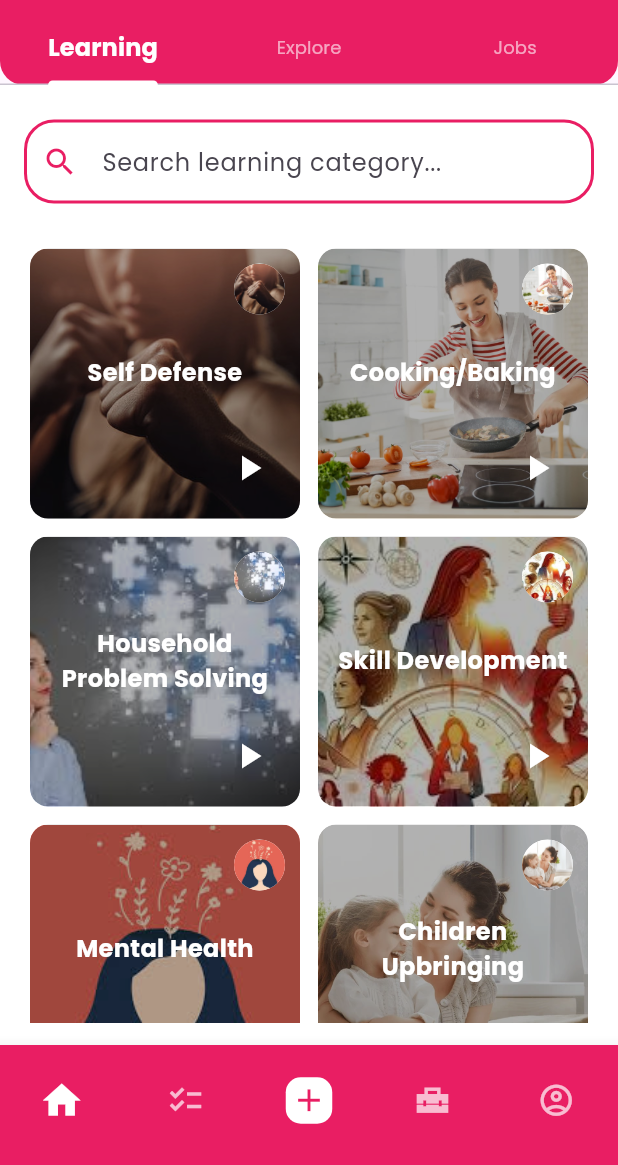
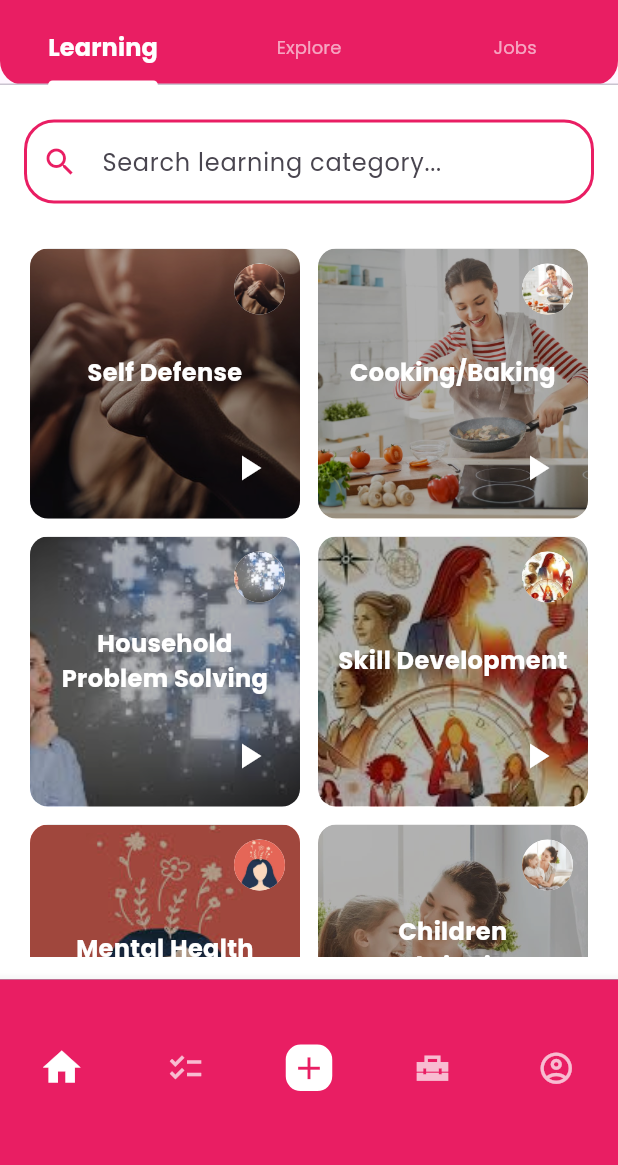
Before and after one commit to faiza2710/HerCompanion, a Flutter app: the BottomNavigationScreen screen opened directly, on a phone screen of 412 x 824 dp, the part 71-1236 px from its top. Run offline on Flutter 3.47's test engine with Material 3 defaults, Android fonts, the phone set to English and light mode, and no system bars; our stand-ins replace another_flutter_splash_screen, audioplayers, cached_network_image, cloud_firestore, confetti, firebase_auth and 16 more; missing offline and left inert: flutter_sound; accounts and stored records are empty.

Commit message:
bottom bar

```diff
--- a/lib/bottom_navigation_screen.dart
+++ b/lib/bottom_navigation_screen.dart
@@ -4,6 +4,7 @@ import 'package:fyp/education/NewHomePage.dart';
 import 'package:fyp/sample.dart';
 import 'package:image_picker/image_picker.dart';
 import 'User_profile.dart';
+import 'community/community_screen.dart';
 import 'todo_screens/home.dart';
 import 'emergency_screens/EmergencyPage.dart';
 
@@ -18,7 +19,7 @@ class _BottomNavigationScreenState extends State<BottomNavigationScreen> {
   static List<Widget> _pages = <Widget>[
     HomePage(),
     TodoListPage(),
-    Sample(),
+    CommunityScreen(),
     HomeServicesPage(),
     // EmergencyPage(),
     UserProfilePage(),
@@ -26,7 +27,10 @@ class _BottomNavigationScreenState extends State<BottomNavigationScreen> {
 
   void _onItemTapped(int index) {
     if (index == 2) {
-      _showModalBottomSheet(); // Show the modal bottom sheet when the "add" button is tapped
+      Navigator.push(
+        context,
+        MaterialPageRoute(builder: (context) => CommunityScreen()),
+      );
     } else {
       setState(() {
         _selectedIndex = index;
@@ -35,73 +39,74 @@ class _BottomNavigationScreenState extends State<BottomNavigationScreen> {
     }
   }
 
-  void _showModalBottomSheet() {
-    showModalBottomSheet(
-      backgroundColor: Colors.pink,
-      context: context,
-      builder: (BuildContext context) {
-        return SizedBox(
-          height: 150,
-          child: Container(
-            padding: EdgeInsets.all(20),
-            child: Column(
-              children: [
-                SizedBox(height: 10),
-                Align(
-                  alignment: Alignment.centerLeft,
-                  child: Text(
-                    'Upload photo',
-                    style: TextStyle(color: Colors.white, fontSize: 15, fontWeight: FontWeight.w500),
-                  ),
-                ),
-                SizedBox(height: 15),
-                InkWell(
-                  onTap: () {
-                    _pickImage(ImageSource.gallery); // Open the gallery
-                  },
-                  child: Row(
-                    children: [
-                      Icon(
-                        Icons.photo_album_outlined,
-                        color: Colors.white,
-                      ),
-                      SizedBox(width: 20),
-                      Text('View photo library', style: TextStyle(color: Colors.white)),
-                    ],
-                  ),
-                ),
-                SizedBox(height: 15),
-                InkWell(
-                  onTap: () {
-                    _pickImage(ImageSource.camera); // Open the camera
-                  },
-                  child: Row(
-                    children: [
-                      Icon(
-                        Icons.camera_alt_outlined,
-                        color: Colors.white,
-                      ),
-                      SizedBox(width: 20),
-                      Text('Take a photo', style: TextStyle(color: Colors.white)),
-                    ],
-                  ),
-                ),
-              ],
-            ),
-          ),
-        );
-      },
-    );
-  }
-
-  final ImagePicker _picker = ImagePicker();
-  Future<void> _pickImage(ImageSource source) async {
-    final XFile? pickedFile = await _picker.pickImage(source: source);
-    if (pickedFile != null) {
-      // You can process the picked image (e.g., display it or upload it)
-      print('Picked image: ${pickedFile.path}');
-    }
-  }
+  //
+  // void _showModalBottomSheet() {
+  //   showModalBottomSheet(
+  //     backgroundColor: Colors.pink,
+  //     context: context,
+  //     builder: (BuildContext context) {
+  //       return SizedBox(
+  //         height: 150,
+  //         child: Container(
+  //           padding: EdgeInsets.all(20),
+  //           child: Column(
+  //             children: [
+  //               SizedBox(height: 10),
+  //               Align(
+  //                 alignment: Alignment.centerLeft,
+  //                 child: Text(
+  //                   'Upload photo',
+  //                   style: TextStyle(color: Colors.white, fontSize: 15, fontWeight: FontWeight.w500),
+  //                 ),
+  //               ),
+  //               SizedBox(height: 15),
+  //               InkWell(
+  //                 onTap: () {
+  //                   _pickImage(ImageSource.gallery); // Open the gallery
+  //                 },
+  //                 child: Row(
+  //                   children: [
+  //                     Icon(
+  //                       Icons.photo_album_outlined,
+  //                       color: Colors.white,
+  //                     ),
+  //                     SizedBox(width: 20),
+  //                     Text('View photo library', style: TextStyle(color: Colors.white)),
+  //                   ],
+  //                 ),
+  //               ),
+  //               SizedBox(height: 15),
+  //               InkWell(
+  //                 onTap: () {
+  //                   _pickImage(ImageSource.camera); // Open the camera
+  //                 },
+  //                 child: Row(
+  //                   children: [
+  //                     Icon(
+  //                       Icons.camera_alt_outlined,
+  //                       color: Colors.white,
+  //                     ),
+  //                     SizedBox(width: 20),
+  //                     Text('Take a photo', style: TextStyle(color: Colors.white)),
+  //                   ],
+  //                 ),
+  //               ),
+  //             ],
+  //           ),
+  //         ),
+  //       );
+  //     },
+  //   );
+  // }
+  //
+  // final ImagePicker _picker = ImagePicker();
+  // Future<void> _pickImage(ImageSource source) async {
+  //   final XFile? pickedFile = await _picker.pickImage(source: source);
+  //   if (pickedFile != null) {
+  //     // You can process the picked image (e.g., display it or upload it)
+  //     print('Picked image: ${pickedFile.path}');
+  //   }
+  // }
 
   @override
   Widget build(BuildContext context) {
@@ -112,59 +117,55 @@ class _BottomNavigationScreenState extends State<BottomNavigationScreen> {
         child: _pages.elementAt(_selectedIndex),
       ),
       bottomNavigationBar: Container(
-        height: 80.0,
+        height: MediaQuery.of(context).size.height * 0.15, // Responsive height
         color: Color.fromRGBO(36, 46, 73, 1),
         child: BottomNavigationBar(
           type: BottomNavigationBarType.fixed,
           items: <BottomNavigationBarItem>[
-            const BottomNavigationBarItem(
+            BottomNavigationBarItem(
               icon: Icon(Icons.home_sharp),
               label: '',
             ),
-            const BottomNavigationBarItem(
+            BottomNavigationBarItem(
               icon: Icon(Icons.checklist),
               label: '',
             ),
             BottomNavigationBarItem(
               icon: Container(
-                padding: EdgeInsets.all(3), // Add padding
+                padding: EdgeInsets.all(3),
                 decoration: BoxDecoration(
-                  color: Colors.white, // White background
-                  //shape: BoxShape.circle, // Rounded borders
+                  color: Colors.white,
                   borderRadius: BorderRadius.circular(10),
                 ),
                 child: Icon(
                   Icons.add,
-                  color: Colors.pink, // Icon color
-                  size: 25, // Icon size
+                  color: Colors.pink,
+                  size: 25,
                 ),
               ),
               label: '',
             ),
-            const BottomNavigationBarItem(
+            BottomNavigationBarItem(
               icon: Icon(Icons.home_repair_service_sharp),
               label: '',
             ),
-            const BottomNavigationBarItem(
+            BottomNavigationBarItem(
               icon: Icon(Icons.account_circle_outlined),
               label: '',
             ),
           ],
           currentIndex: _selectedIndex,
-          selectedItemColor: Colors.white, // Selected item color
-          unselectedItemColor: Colors.white70, // Unselected item color
+          selectedItemColor: Colors.white,
+          unselectedItemColor: Colors.white70,
           onTap: _onItemTapped,
           backgroundColor: Colors.pink,
-          selectedIconTheme: IconThemeData(
-            size: 30,
-          ),
-          unselectedIconTheme: IconThemeData(
-            size: 25,
-          ),
-          showSelectedLabels: false, // Hide selected labels
-          showUnselectedLabels: false, // Hide unselected labels
+          selectedIconTheme: IconThemeData(size: 30),
+          unselectedIconTheme: IconThemeData(size: 25),
+          showSelectedLabels: false,
+          showUnselectedLabels: false,
         ),
       ),
+
     );
   }
 }
```
